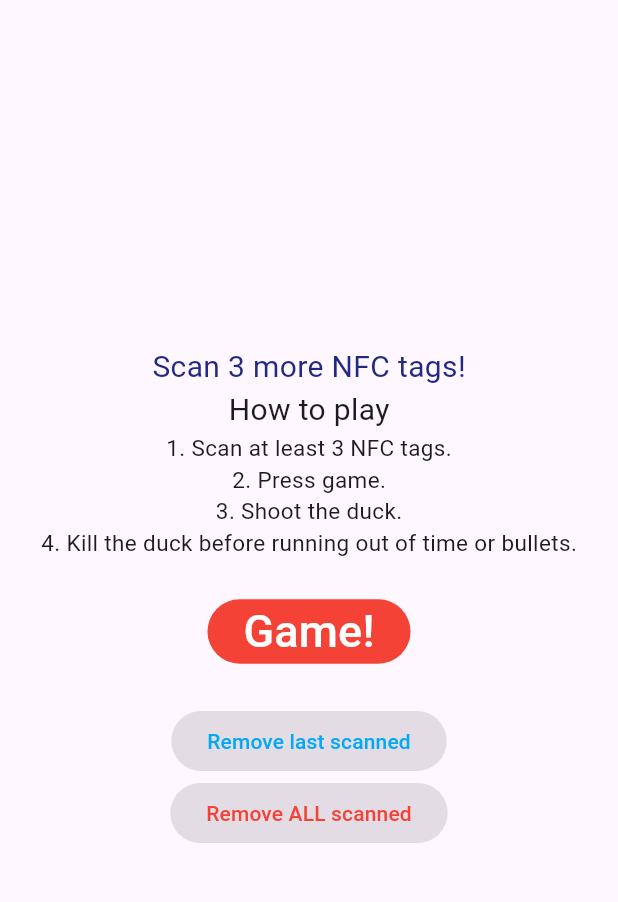
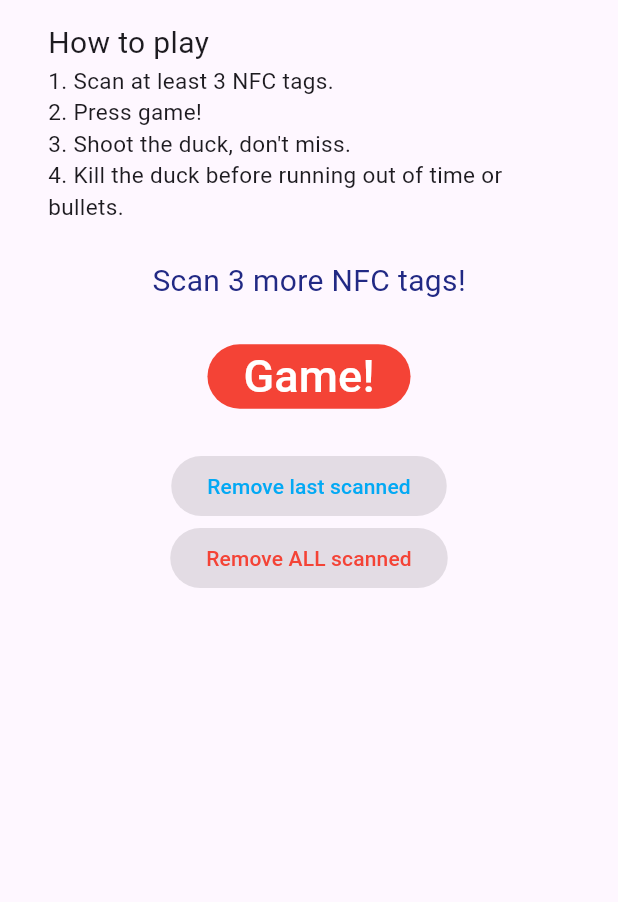
Before and after one commit to theartcher/S4-SM-Individual, a Flutter app: the screen it shows after launch, on a phone screen of 412 x 824 dp, the part 63-965 px from its top. Run offline on Flutter 3.47's test engine with Material 3 defaults, Android fonts, the phone set to English and light mode, and no system bars; our stand-ins replace audioplayers, permission_handler, timer_count_down, vibration; missing offline and left inert: gif, nfc_manager, ntp, record.

Commit message:
Reformatted some items to separate concerns better

```diff
--- a/pew_pew_nfc/lib/pages/scanner.dart
+++ b/pew_pew_nfc/lib/pages/scanner.dart
@@ -1,12 +1,7 @@
 import 'package:flutter/material.dart';
 import 'package:nfc_manager/nfc_manager.dart';
-import 'package:pew_pew_nfc/pages/shooter.dart';
+import 'package:pew_pew_nfc/widgets/scanner/start_game.dart';
 import '../utils/snackbar.dart';
-
-const divider = SizedBox(
-  width: 100,
-  height: 25,
-);
 
 class Scanner extends StatefulWidget {
   const Scanner({super.key});
@@ -27,6 +22,7 @@ class _ScannerState extends State<Scanner> {
 
   @override
   void dispose() {
+    NfcManager.instance.stopSession();
     super.dispose();
   }
 
@@ -120,52 +116,20 @@ class _ScannerState extends State<Scanner> {
   Widget build(BuildContext context) {
     return Scaffold(
       appBar: AppBar(title: const Text('Pew pew simulator')),
-      body: Center(
+      body: Padding(
+          padding: EdgeInsets.symmetric(horizontal: 32),
           child: Column(
-          mainAxisAlignment: MainAxisAlignment.center,
             children: [
+              tutorialText,
+              divider,
               Text(
                   tags.length < 3
                       ? "Scan ${3 - tags.length} more NFC tags!"
                       : "Minimal required amount of tags scanned.",
                   style: const TextStyle(
                       fontSize: 20, color: Color.fromARGB(255, 33, 41, 132))),
-            const Text("How to play", style: TextStyle(fontSize: 20)),
-            const Text("1. Scan at least 3 NFC tags.",
-                style: TextStyle(fontSize: 15)),
-            const Text("2. Press game.", style: TextStyle(fontSize: 15)),
-            const Text("3. Shoot the duck.", style: TextStyle(fontSize: 15)),
-            const Text(
-                "4. Kill the duck before running out of time or bullets.",
-                style: TextStyle(fontSize: 15)),
               divider,
-            ElevatedButton(
-              onPressed: tags.length < 3
-                  ? null
-                  : () {
-                      Navigator.push(
-                        context,
-                        MaterialPageRoute(
-                          builder: (context) => Shooter(
-                            ammo: tags,
-                          ),
-                        ),
-                      );
-                    },
-              style: ButtonStyle(
-                backgroundColor:
-                    MaterialStateProperty.resolveWith<Color>((states) {
-                  if (states.contains(MaterialState.disabled)) {
-                    return Colors.red;
-                  }
-                  return Colors.green;
-                }),
-              ),
-              child: const Text(
-                'Game!',
-                style: TextStyle(fontSize: 30, color: Colors.white),
-              ),
-            ),
+              StartGame(tags: tags),
               divider,
               ElevatedButton(
                 onPressed: tags.isEmpty
@@ -186,8 +150,24 @@ class _ScannerState extends State<Scanner> {
                     style: TextStyle(color: Colors.red)),
               ),
             ],
-        ),
-      ),
+          )),
     );
   }
 }
+
+const divider = SizedBox(
+  width: 100,
+  height: 25,
+);
+
+const tutorialText = Column(
+  crossAxisAlignment: CrossAxisAlignment.start,
+  children: [
+    Text("How to play", style: TextStyle(fontSize: 20)),
+    Text("1. Scan at least 3 NFC tags.", style: TextStyle(fontSize: 15)),
+    Text("2. Press game!", style: TextStyle(fontSize: 15)),
+    Text("3. Shoot the duck, don't miss.", style: TextStyle(fontSize: 15)),
+    Text("4. Kill the duck before running out of time or bullets.",
+        style: TextStyle(fontSize: 15)),
+  ],
+);
--- a/pew_pew_nfc/lib/pages/shooter.dart
+++ b/pew_pew_nfc/lib/pages/shooter.dart
@@ -32,6 +32,7 @@ class _ShooterState extends State<Shooter> {
 
   @override
   void dispose() {
+    NfcManager.instance.stopSession();
     super.dispose();
   }
 
--- /dev/null
+++ b/pew_pew_nfc/lib/widgets/scanner/start_game.dart
@@ -0,0 +1,39 @@
+import 'package:flutter/material.dart';
+import 'package:nfc_manager/nfc_manager.dart';
+import 'package:pew_pew_nfc/pages/shooter.dart';
+
+class StartGame extends StatelessWidget {
+  late final List<NfcTag> tags;
+
+  StartGame({super.key, required this.tags});
+
+  @override
+  Widget build(BuildContext context) {
+    return ElevatedButton(
+      onPressed: tags.length < 3
+          ? null
+          : () {
+              Navigator.push(
+                context,
+                MaterialPageRoute(
+                  builder: (context) => Shooter(
+                    ammo: tags,
+                  ),
+                ),
+              );
+            },
+      style: ButtonStyle(
+        backgroundColor: MaterialStateProperty.resolveWith<Color>((states) {
+          if (states.contains(MaterialState.disabled)) {
+            return Colors.red;
+          }
+          return Colors.green;
+        }),
+      ),
+      child: const Text(
+        'Game!',
+        style: TextStyle(fontSize: 30, color: Colors.white),
+      ),
+    );
+  }
+}
```
Lines whose indentation alone changed are shown as unchanged.
